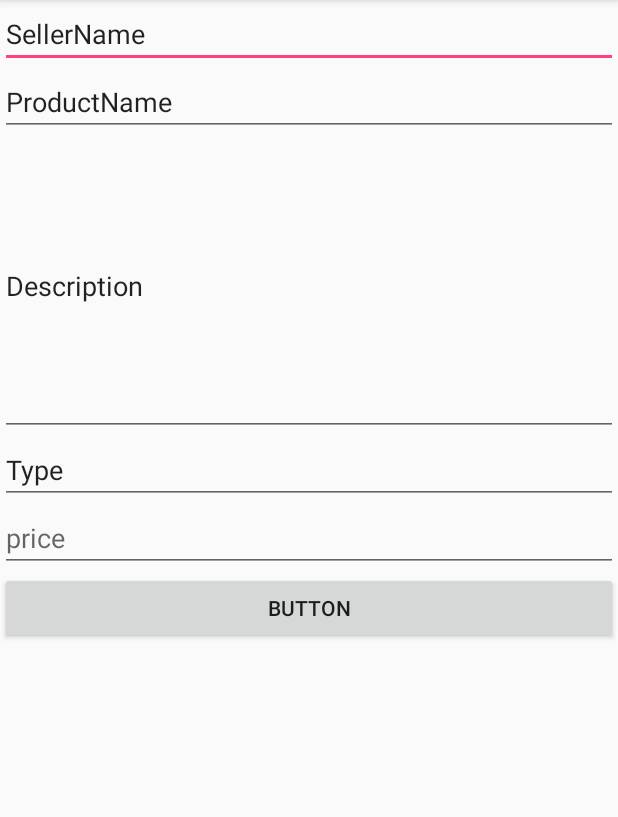
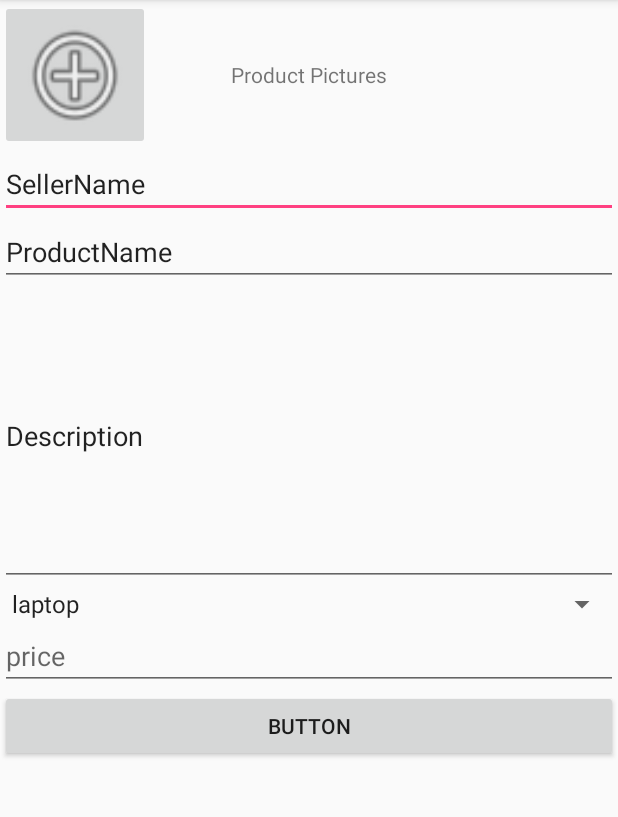
Before and after one commit to Iamanshup/WasteFortune, an Android app: the GENERIC screen opened directly, with no data from a screen before it, on a phone screen of 412 x 824 dp, the part 84-901 px from its top. Run offline under Robolectric (Android 15) with nearby library versions, the phone set to English and light mode, and no system bars; our stand-ins replace Firebase (no records; nobody signed in at launch, a user with empty details on screens opened directly).

Commit message:
Some Work on Camera Left

```diff
--- a/app/src/main/java/in/thegeekybaniya/wastefortune/Forms/GENERIC.java
+++ b/app/src/main/java/in/thegeekybaniya/wastefortune/Forms/GENERIC.java
@@ -1,19 +1,48 @@
 package in.thegeekybaniya.wastefortune.Forms;
 
+import android.app.ProgressDialog;
+import android.content.Context;
+import android.content.Intent;
+import android.graphics.Bitmap;
+import android.graphics.BitmapFactory;
+import android.net.Uri;
 import android.os.Bundle;
+import android.os.Environment;
+import android.provider.MediaStore;
+import android.support.annotation.NonNull;
+import android.support.v4.content.FileProvider;
 import android.support.v7.app.AppCompatActivity;
 import android.view.View;
+import android.widget.ArrayAdapter;
 import android.widget.Button;
 import android.widget.EditText;
+import android.widget.ImageButton;
+import android.widget.Spinner;
+import android.widget.Toast;
 
+import com.google.android.gms.tasks.OnFailureListener;
+import com.google.android.gms.tasks.OnSuccessListener;
 import com.google.firebase.database.DatabaseReference;
 import com.google.firebase.database.FirebaseDatabase;
+import com.google.firebase.storage.FirebaseStorage;
+import com.google.firebase.storage.StorageReference;
+import com.google.firebase.storage.UploadTask;
+
+import java.io.ByteArrayOutputStream;
+import java.io.File;
+import java.io.IOException;
+import java.io.OutputStream;
+import java.text.SimpleDateFormat;
+import java.util.ArrayList;
+import java.util.Date;
+import java.util.List;
 
 import in.thegeekybaniya.wastefortune.POJO.Product;
 import in.thegeekybaniya.wastefortune.R;
 
 public class GENERIC extends AppCompatActivity {
     FirebaseDatabase mRoot= FirebaseDatabase.getInstance();
+
 
     DatabaseReference mProd;
 
@@ -23,14 +52,66 @@ public class GENERIC extends AppCompatActivity {
 
     Button btnPush;
 
+    static final int REQUEST_IMAGE_CAPTURE = 1;
+
+    ImageButton img;
+
+    private ProgressDialog progressDialog;
+    private StorageReference storage;
+
+    String mCurrentPhotoPath;
+    Uri photoURI;
+
+    StorageReference filepath;
+
+    Spinner spinnerType;
+
+
 
 
 
 
     @Override
     protected void onCreate(Bundle savedInstanceState) {
+
+
+
+
+
+
+
+
+
+
         super.onCreate(savedInstanceState);
         setContentView(R.layout.activity_generic);
+
+
+
+
+
+        spinnerType= (Spinner) findViewById(R.id.spinnerType);
+
+        List<String> typeList= new ArrayList<>();
+        typeList.add("laptop");
+        typeList.add("other");
+        typeList.add("mobile");
+        typeList.add("tv");
+
+        final ArrayAdapter<String> spinnerAdapter = new ArrayAdapter<String>(this, android.R.layout.simple_spinner_item, typeList);
+        spinnerAdapter.setDropDownViewResource(android.R.layout.simple_spinner_dropdown_item);
+        spinnerType.setAdapter(spinnerAdapter);
+
+
+
+
+
+
+
+
+
+
+        storage = FirebaseStorage.getInstance().getReference();
 
         mProd= mRoot.getReference();
 
@@ -42,19 +123,112 @@ public class GENERIC extends AppCompatActivity {
         etProd= (EditText) findViewById(R.id.etProd);
         etDesc= (EditText) findViewById(R.id.etDesc);
         etPrice= (EditText) findViewById(R.id.etPrice);
-        etType= (EditText) findViewById(R.id.etType);
+        img= (ImageButton) findViewById(R.id.imageView6);
+
+
+        img.setOnClickListener(new View.OnClickListener() {
+            @Override
+            public void onClick(View v) {
+                dispatchTakePictureIntent();
+            }
+        });
+
 
         btnPush= (Button) findViewById(R.id.btnPush);
 
         btnPush.setOnClickListener(new View.OnClickListener() {
             @Override
             public void onClick(View v) {
-                Product prod= new Product(etProd.getText().toString(),etDesc.getText().toString(),Float.parseFloat(etPrice.getText().toString()),etSeller.getText().toString(),etType.getText().toString().toLowerCase());
+                Product prod= new Product(etProd.getText().toString(),etDesc.getText().toString(),Float.parseFloat(etPrice.getText().toString()),etSeller.getText().toString(),spinnerType.getSelectedItem().toString());
 
-                mProd.child(etType.getText().toString().toLowerCase()).push().setValue(prod);
+                mProd.child(spinnerType.getSelectedItem().toString()).push().setValue(prod);
             }
         });
 
 
     }
+
+    private File createImageFile() throws IOException {
+        // Create an image file name
+        String timeStamp = new SimpleDateFormat("yyyyMMdd_HHmmss").format(new Date());
+        String imageFileName = "JPEG_" + timeStamp + "_";
+        File storageDir = getExternalFilesDir(Environment.DIRECTORY_PICTURES);
+        File image = File.createTempFile(
+                imageFileName,  /* prefix */
+                ".jpg",         /* suffix */
+                storageDir      /* directory */
+        );
+
+        // Save a file: path for use with ACTION_VIEW intents
+        mCurrentPhotoPath = image.getAbsolutePath();
+        return image;
+    }
+
+    private void dispatchTakePictureIntent() {
+        Intent takePictureIntent = new Intent(MediaStore.ACTION_IMAGE_CAPTURE);
+        takePictureIntent.putExtra(MediaStore.EXTRA_VIDEO_QUALITY,1);
+        // Ensure that there's a camera activity to handle the intent
+        if (takePictureIntent.resolveActivity(getPackageManager()) != null) {
+            // Create the File where the photo should go
+            File photoFile = null;
+            try {
+                photoFile = createImageFile();
+            } catch (IOException ex) {
+                // Error occurred while creating the File
+
+            }
+            // Continue only if the File was successfully created
+            if (photoFile != null) {
+                Uri photoURI = FileProvider.getUriForFile(this,
+                        "com.example.android.fileprovider",
+                        photoFile);
+                takePictureIntent.putExtra(MediaStore.EXTRA_OUTPUT, photoURI);
+                startActivityForResult(takePictureIntent, REQUEST_IMAGE_CAPTURE);
+            }
+        }
+
+    }
+
+    @Override
+    protected void onActivityResult(int requestCode, int resultCode, Intent data) {
+        super.onActivityResult(requestCode, resultCode, data);
+        OutputStream os = null;
+        if(requestCode == REQUEST_IMAGE_CAPTURE && resultCode == RESULT_OK) {
+            progressDialog=new ProgressDialog(this);
+            progressDialog.setTitle("Uploading...");
+            progressDialog.show();
+
+
+
+            File file = new File(mCurrentPhotoPath);
+
+
+            Uri uri = Uri.fromFile(file);
+            filepath = storage.child("Photos").child(uri.getLastPathSegment());
+
+
+            filepath.putFile(getImageUri(getApplicationContext(), BitmapFactory.decodeFile(file.getAbsolutePath()))).addOnSuccessListener(new OnSuccessListener<UploadTask.TaskSnapshot>() {
+                @Override
+                public void onSuccess(UploadTask.TaskSnapshot taskSnapshot) {
+                    Toast.makeText(getApplicationContext(), "Upload Successful!", Toast.LENGTH_SHORT).show();
+                    progressDialog.dismiss();
+                }
+            }).addOnFailureListener(new OnFailureListener() {
+                @Override
+                public void onFailure(@NonNull Exception e) {
+                    Toast.makeText(getApplicationContext(), "Upload Failed!", Toast.LENGTH_SHORT).show();
+                }
+            });
+        }
+
+    }
+
+    public Uri getImageUri(Context inContext, Bitmap inImage) {
+        ByteArrayOutputStream bytes = new ByteArrayOutputStream();
+        inImage.compress(Bitmap.CompressFormat.JPEG, 50, bytes);
+        String path = MediaStore.Images.Media.insertImage(inContext.getContentResolver(), inImage, "Title", null);
+        return Uri.parse(path);
+    }
+
+
 }
--- a/app/src/main/java/in/thegeekybaniya/wastefortune/Forms/GENERIC2.java
+++ b/app/src/main/java/in/thegeekybaniya/wastefortune/Forms/GENERIC2.java
@@ -48,7 +48,6 @@ public class GENERIC2 extends AppCompatActivity {
         etProd= (EditText) findViewById(R.id.etProd);
         etDesc= (EditText) findViewById(R.id.etDesc);
         etPrice= (EditText) findViewById(R.id.etPrice);
-        etType= (EditText) findViewById(R.id.etType);
 
         btnPush= (Button) findViewById(R.id.btnPush);
 
--- a/app/src/main/java/in/thegeekybaniya/wastefortune/Forms/GENERIC3.java
+++ b/app/src/main/java/in/thegeekybaniya/wastefortune/Forms/GENERIC3.java
@@ -48,7 +48,6 @@ public class GENERIC3 extends AppCompatActivity {
         etProd= (EditText) findViewById(R.id.etProd);
         etDesc= (EditText) findViewById(R.id.etDesc);
         etPrice= (EditText) findViewById(R.id.etPrice);
-        etType= (EditText) findViewById(R.id.etType);
 
         btnPush= (Button) findViewById(R.id.btnPush);
 
--- a/app/src/main/res/layout/activity_generic.xml
+++ b/app/src/main/res/layout/activity_generic.xml
@@ -6,6 +6,30 @@
     android:layout_width="match_parent"
     android:layout_height="match_parent"
     tools:context="in.thegeekybaniya.wastefortune.Forms.GENERIC">
+
+    <RelativeLayout
+        android:layout_width="match_parent"
+        android:layout_height="100dp">
+
+        <ImageButton
+            android:id="@+id/imageView6"
+            android:layout_width="100dp"
+            android:layout_height="wrap_content"
+            android:layout_alignParentBottom="true"
+            android:layout_alignParentLeft="true"
+            android:layout_alignParentStart="true"
+            android:layout_alignParentTop="true"
+            android:scaleType="fitXY"
+            app:srcCompat="@android:drawable/ic_menu_add" />
+
+        <TextView
+            android:id="@+id/textView2"
+            android:layout_width="wrap_content"
+            android:layout_height="wrap_content"
+            android:layout_centerHorizontal="true"
+            android:layout_centerVertical="true"
+            android:text="Product Pictures" />
+    </RelativeLayout>
 
     <EditText
         android:id="@+id/etSeller"
@@ -33,13 +57,10 @@
         android:scrollHorizontally="false"
         android:text="Description" />
 
-    <EditText
-        android:id="@+id/etType"
+    <Spinner
+        android:id="@+id/spinnerType"
         android:layout_width="match_parent"
-        android:layout_height="wrap_content"
-        android:ems="10"
-        android:inputType="textPersonName"
-        android:text="Type" />
+        android:layout_height="wrap_content" />
 
     <EditText
         android:id="@+id/etPrice"
--- /dev/null
+++ b/app/src/main/res/xml/paths.xml
@@ -0,0 +1,3 @@
+<paths xmlns:android="http://schemas.android.com/apk/res/android">
+    <external-path name="my_images" path="Android/"/>
+</paths>
```
Also changed, not shown: app/src/main/AndroidManifest.xml (+19 -0 lines), app/src/main/res/layout/home_fragment.xml (+6 -2 lines).
